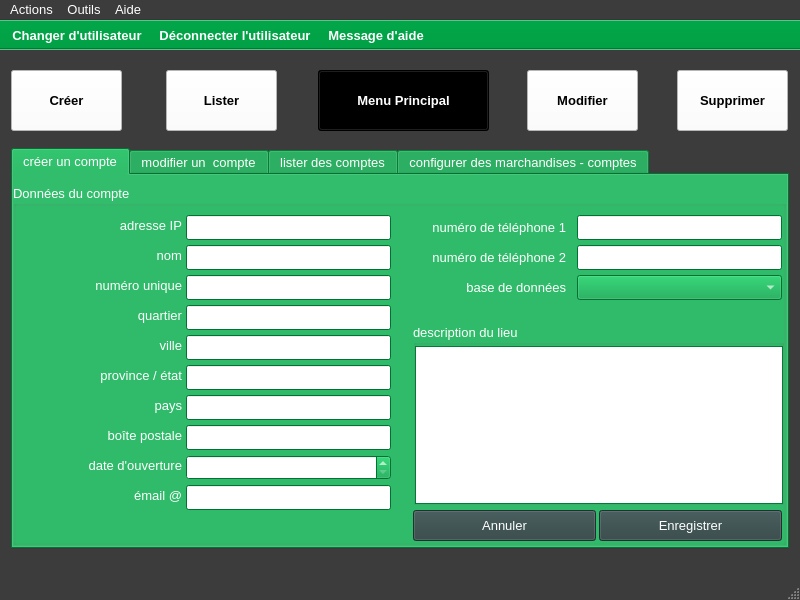
Qt form ui/yeroth-erp-configuration-comptabilite-window.ui (xnoumbissinoundou/yeroth-erp-3.0) before a commit.
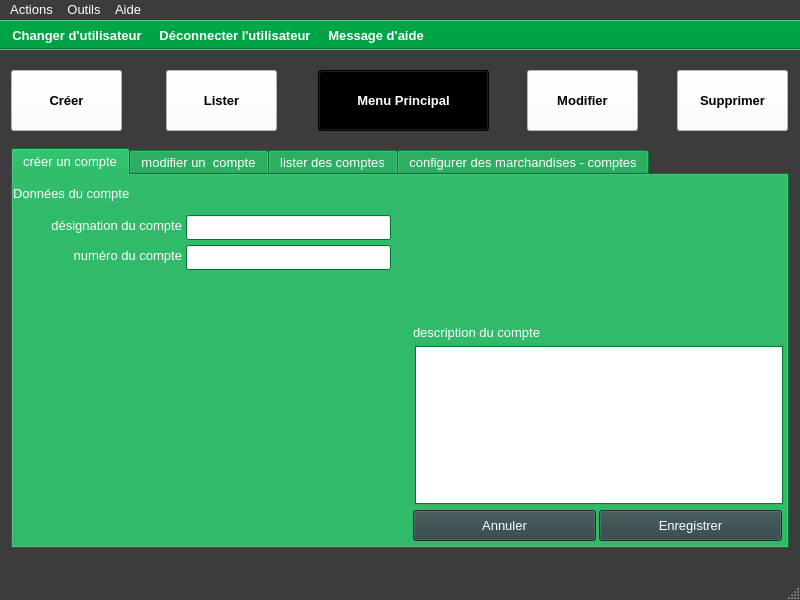
The same form after that commit. Icons and pictures are not drawn. Custom widgets are drawn as their Qt base class.

Commit message: On branch master 	modified:   ui/yeroth-erp-configuration-comptabilite-window.ui 	modified:   yeroth-erp-3-0-english.qrc 	modified:   yeroth-erp-3-0-french.qrc 	new file:   yeroth-erp-3-0-sql/create_table_comptabilite_comptes.sql

The edit to the form file:
```diff
--- a/ui/yeroth-erp-configuration-comptabilite-window.ui
+++ b/ui/yeroth-erp-configuration-comptabilite-window.ui
@@ -902,63 +902,15 @@
         </rect>
        </property>
        <property name="text">
-        <string>nom</string>
+        <string>numéro du compte</string>
        </property>
        <property name="alignment">
         <set>Qt::AlignRight|Qt::AlignTrailing|Qt::AlignVCenter</set>
        </property>
       </widget>
-      <widget class="QLabel" name="label_creer_localisation_quartier">
+      <widget class="YerothLineEdit" name="lineEdit_creer_un_compte_numero_du_compte">
        <property name="geometry">
         <rect>
-         <x>16</x>
-         <y>120</y>
-         <width>153</width>
-         <height>21</height>
-        </rect>
-       </property>
-       <property name="text">
-        <string>quartier</string>
-       </property>
-       <property name="alignment">
-        <set>Qt::AlignRight|Qt::AlignTrailing|Qt::AlignVCenter</set>
-       </property>
-      </widget>
-      <widget class="QLabel" name="label_lieu_naissance_2">
-       <property name="geometry">
-        <rect>
-         <x>16</x>
-         <y>150</y>
-         <width>153</width>
-         <height>21</height>
-        </rect>
-       </property>
-       <property name="text">
-        <string>ville</string>
-       </property>
-       <property name="alignment">
-        <set>Qt::AlignRight|Qt::AlignTrailing|Qt::AlignVCenter</set>
-       </property>
-      </widget>
-      <widget class="QLabel" name="label_numero_telephone_2">
-       <property name="geometry">
-        <rect>
-         <x>16</x>
-         <y>270</y>
-         <width>153</width>
-         <height>21</height>
-        </rect>
-       </property>
-       <property name="text">
-        <string>date d'ouverture</string>
-       </property>
-       <property name="alignment">
-        <set>Qt::AlignRight|Qt::AlignTrailing|Qt::AlignVCenter</set>
-       </property>
-      </widget>
-      <widget class="YerothLineEdit" name="lineEdit_creer_localisation_nom">
-       <property name="geometry">
-        <rect>
          <x>173</x>
          <y>60</y>
          <width>205</width>
@@ -973,74 +925,7 @@
         </font>
        </property>
       </widget>
-      <widget class="YerothLineEdit" name="lineEdit_creer_localisation_quartier">
-       <property name="geometry">
-        <rect>
-         <x>173</x>
-         <y>120</y>
-         <width>205</width>
-         <height>25</height>
-        </rect>
-       </property>
-       <property name="font">
-        <font>
-         <pointsize>10</pointsize>
-         <weight>50</weight>
-         <bold>false</bold>
-        </font>
-       </property>
-      </widget>
-      <widget class="YerothLineEdit" name="lineEdit_creer_localisation_ville">
-       <property name="geometry">
-        <rect>
-         <x>173</x>
-         <y>150</y>
-         <width>205</width>
-         <height>25</height>
-        </rect>
-       </property>
-       <property name="font">
-        <font>
-         <pointsize>10</pointsize>
-         <weight>50</weight>
-         <bold>false</bold>
-        </font>
-       </property>
-      </widget>
-      <widget class="YerothLineEdit" name="lineEdit_creer_localisation_pays">
-       <property name="geometry">
-        <rect>
-         <x>173</x>
-         <y>210</y>
-         <width>205</width>
-         <height>25</height>
-        </rect>
-       </property>
-       <property name="font">
-        <font>
-         <pointsize>10</pointsize>
-         <weight>50</weight>
-         <bold>false</bold>
-        </font>
-       </property>
-      </widget>
-      <widget class="QLabel" name="label_date_naissance_2">
-       <property name="geometry">
-        <rect>
-         <x>16</x>
-         <y>210</y>
-         <width>153</width>
-         <height>21</height>
-        </rect>
-       </property>
-       <property name="text">
-        <string>pays</string>
-       </property>
-       <property name="alignment">
-        <set>Qt::AlignRight|Qt::AlignTrailing|Qt::AlignVCenter</set>
-       </property>
-      </widget>
-      <widget class="YerothPushButton" name="pushButton_creer_localisation_annuler">
+      <widget class="YerothPushButton" name="pushButton_annuler">
        <property name="geometry">
         <rect>
          <x>400</x>
@@ -1908,73 +1793,7 @@
         <string>Enregistrer</string>
        </property>
       </widget>
-      <widget class="YerothLineEdit" name="lineEdit_creer_localisation_numero_telephone_1">
-       <property name="geometry">
-        <rect>
-         <x>564</x>
-         <y>30</y>
-         <width>205</width>
-         <height>25</height>
-        </rect>
-       </property>
-       <property name="font">
-        <font>
-         <pointsize>10</pointsize>
-         <weight>50</weight>
-         <bold>false</bold>
-        </font>
-       </property>
-      </widget>
-      <widget class="QLabel" name="label_numero_telephone_3">
-       <property name="geometry">
-        <rect>
-         <x>400</x>
-         <y>32</y>
-         <width>153</width>
-         <height>21</height>
-        </rect>
-       </property>
-       <property name="text">
-        <string>numéro de téléphone 1</string>
-       </property>
-       <property name="alignment">
-        <set>Qt::AlignRight|Qt::AlignTrailing|Qt::AlignVCenter</set>
-       </property>
-      </widget>
-      <widget class="QLabel" name="label_numero_telephone_4">
-       <property name="geometry">
-        <rect>
-         <x>400</x>
-         <y>62</y>
-         <width>153</width>
-         <height>21</height>
-        </rect>
-       </property>
-       <property name="text">
-        <string>numéro de téléphone 2</string>
-       </property>
-       <property name="alignment">
-        <set>Qt::AlignRight|Qt::AlignTrailing|Qt::AlignVCenter</set>
-       </property>
-      </widget>
-      <widget class="YerothLineEdit" name="lineEdit_creer_localisation_numero_telephone_2">
-       <property name="geometry">
-        <rect>
-         <x>564</x>
-         <y>60</y>
-         <width>205</width>
-         <height>25</height>
-        </rect>
-       </property>
-       <property name="font">
-        <font>
-         <pointsize>10</pointsize>
-         <weight>50</weight>
-         <bold>false</bold>
-        </font>
-       </property>
-      </widget>
-      <widget class="QGroupBox" name="groupBox_7">
+      <widget class="QGroupBox" name="groupBox_creer_un_compte_description_du_compte">
        <property name="geometry">
         <rect>
          <x>400</x>
@@ -1991,7 +1810,7 @@
         </font>
        </property>
        <property name="title">
-        <string>description du lieu</string>
+        <string>description du compte</string>
        </property>
        <widget class="YerothTextEdit" name="textEdit_creer_localisation_description_lieu">
         <property name="geometry">
@@ -2009,96 +1828,10 @@
         </property>
        </widget>
       </widget>
-      <widget class="QLabel" name="label_creer_localisation_numero_unique">
+      <widget class="YerothLineEdit" name="lineEdit_creer_un_compte_designation_du_compte">
        <property name="geometry">
         <rect>
-         <x>16</x>
-         <y>90</y>
-         <width>153</width>
-         <height>21</height>
-        </rect>
-       </property>
-       <property name="text">
-        <string>numéro unique</string>
-       </property>
-       <property name="alignment">
-        <set>Qt::AlignRight|Qt::AlignTrailing|Qt::AlignVCenter</set>
-       </property>
-      </widget>
-      <widget class="YerothLineEdit" name="lineEdit_creer_localisation_numero_unique">
-       <property name="geometry">
-        <rect>
          <x>173</x>
-         <y>90</y>
-         <width>205</width>
-         <height>25</height>
-        </rect>
-       </property>
-       <property name="font">
-        <font>
-         <pointsize>10</pointsize>
-         <weight>50</weight>
-         <bold>false</bold>
-        </font>
-       </property>
-      </widget>
-      <widget class="YerothDateTimeEdit" name="dateEdit_creer_localisation_date_ouverture">
-       <property name="geometry">
-        <rect>
-         <x>173</x>
-         <y>270</y>
-         <width>205</width>
-         <height>25</height>
-        </rect>
-       </property>
-       <property name="font">
-        <font>
-         <pointsize>10</pointsize>
-         <weight>50</weight>
-         <bold>false</bold>
-        </font>
-       </property>
-       <property name="displayFormat">
-        <string>dd/MM/yyyy</string>
-       </property>
-      </widget>
-      <widget class="QLabel" name="label_creer_localisation_email">
-       <property name="geometry">
-        <rect>
-         <x>16</x>
-         <y>300</y>
-         <width>153</width>
-         <height>21</height>
-        </rect>
-       </property>
-       <property name="text">
-        <string>émail @</string>
-       </property>
-       <property name="alignment">
-        <set>Qt::AlignRight|Qt::AlignTrailing|Qt::AlignVCenter</set>
-       </property>
-      </widget>
-      <widget class="YerothLineEdit" name="lineEdit_creer_localisation_email">
-       <property name="geometry">
-        <rect>
-         <x>173</x>
-         <y>300</y>
-         <width>205</width>
-         <height>25</height>
-        </rect>
-       </property>
-       <property name="font">
-        <font>
-         <pointsize>10</pointsize>
-         <weight>50</weight>
-         <bold>false</bold>
-        </font>
-       </property>
-      </widget>
-      <widget class="YerothLineEdit" name="lineEdit_creer_localisation_adresse_ip">
-       <property name="geometry">
-        <rect>
-         <x>173</x>
          <y>30</y>
          <width>205</width>
          <height>25</height>
@@ -2122,102 +1855,7 @@
         </rect>
        </property>
        <property name="text">
-        <string>adresse IP</string>
-       </property>
-       <property name="alignment">
-        <set>Qt::AlignRight|Qt::AlignTrailing|Qt::AlignVCenter</set>
-       </property>
-      </widget>
-      <widget class="QLabel" name="label_creer_localisation_base_donnees">
-       <property name="geometry">
-        <rect>
-         <x>400</x>
-         <y>92</y>
-         <width>153</width>
-         <height>21</height>
-        </rect>
-       </property>
-       <property name="text">
-        <string>base de données</string>
-       </property>
-       <property name="alignment">
-        <set>Qt::AlignRight|Qt::AlignTrailing|Qt::AlignVCenter</set>
-       </property>
-      </widget>
-      <widget class="YerothComboBox" name="comboBox_creer_localisation_base_donnees">
-       <property name="geometry">
-        <rect>
-         <x>564</x>
-         <y>90</y>
-         <width>205</width>
-         <height>25</height>
-        </rect>
-       </property>
-       <property name="font">
-        <font>
-         <pointsize>10</pointsize>
-        </font>
-       </property>
-      </widget>
-      <widget class="QLabel" name="label_creer_localisation_boite_postale">
-       <property name="geometry">
-        <rect>
-         <x>16</x>
-         <y>240</y>
-         <width>153</width>
-         <height>21</height>
-        </rect>
-       </property>
-       <property name="text">
-        <string>boîte postale</string>
-       </property>
-       <property name="alignment">
-        <set>Qt::AlignRight|Qt::AlignTrailing|Qt::AlignVCenter</set>
-       </property>
-      </widget>
-      <widget class="YerothLineEdit" name="lineEdit_creer_localisation_boite_postale">
-       <property name="geometry">
-        <rect>
-         <x>173</x>
-         <y>240</y>
-         <width>205</width>
-         <height>25</height>
-        </rect>
-       </property>
-       <property name="font">
-        <font>
-         <pointsize>10</pointsize>
-         <weight>50</weight>
-         <bold>false</bold>
-        </font>
-       </property>
-      </widget>
-      <widget class="YerothLineEdit" name="lineEdit_creer_localisation_province_etat">
-       <property name="geometry">
-        <rect>
-         <x>173</x>
-         <y>180</y>
-         <width>205</width>
-         <height>25</height>
-        </rect>
-       </property>
-       <property name="font">
-        <font>
-         <pointsize>10</pointsize>
-        </font>
-       </property>
-      </widget>
-      <widget class="QLabel" name="label_creer_localisation_province_etat">
-       <property name="geometry">
-        <rect>
-         <x>16</x>
-         <y>180</y>
-         <width>153</width>
-         <height>21</height>
-        </rect>
-       </property>
-       <property name="text">
-        <string>province / état</string>
+        <string>désignation du compte</string>
        </property>
        <property name="alignment">
         <set>Qt::AlignRight|Qt::AlignTrailing|Qt::AlignVCenter</set>
@@ -10144,16 +9782,6 @@
    <extends>QLineEdit</extends>
    <header>src/widgets/yeroth-erp-line-edit.hpp</header>
   </customwidget>
-  <customwidget>
-   <class>YerothComboBox</class>
-   <extends>QComboBox</extends>
-   <header>src/widgets/yeroth-erp-combo-box.hpp</header>
-  </customwidget>
-  <customwidget>
-   <class>YerothDateTimeEdit</class>
-   <extends>QDateEdit</extends>
-   <header>src/widgets/yeroth-erp-datetime-edit.hpp</header>
-  </customwidget>
   <customwidget>
    <class>YerothTextEdit</class>
    <extends>QTextEdit</extends>
```
Left out of the diff: 8 changed lines with no effect on the pictures. The commit also changes 3 other files.
